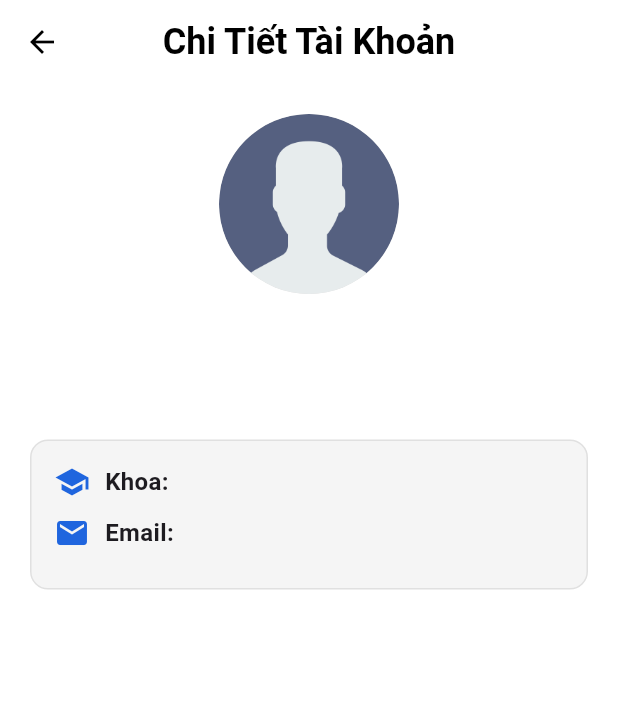
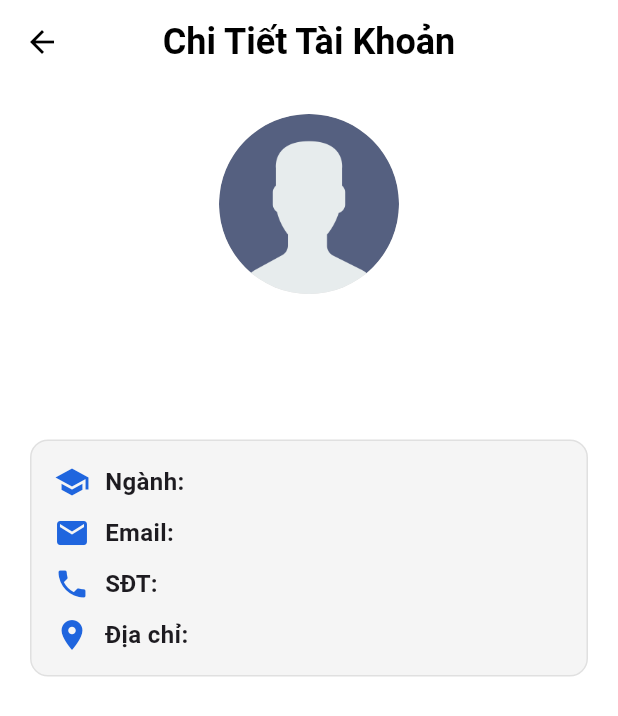
Before and after one commit to hieppro112/chuyenDe2_ver2.0, a Flutter app: the ChiTietTaiKhoan screen opened directly with empty values, on a phone screen of 412 x 824 dp. Shown: the top 716 px of the screen. Run offline on Flutter 3.47's test engine with Material 3 defaults, Android fonts, the phone set to English and light mode, and no system bars; our stand-ins replace cloud_firestore, file_picker, firebase_auth, firebase_core, firebase_storage, image_picker and 1 more; accounts and stored records are empty.

Commit message:
hiệu ứng đăng nhập, truy xuất tài khoản và khoa, chi tiết tài khoản từ firebase

```diff
--- a/Chuyen_DE_2/Admin/giao_tiep_sv_admin/lib/Truy_Xuat_TK_Screens/chi_tiet_tai_khoan.dart
+++ b/Chuyen_DE_2/Admin/giao_tiep_sv_admin/lib/Truy_Xuat_TK_Screens/chi_tiet_tai_khoan.dart
@@ -1,21 +1,88 @@
 import 'package:flutter/material.dart';
+import 'package:cloud_firestore/cloud_firestore.dart';
 
-class ChiTietTaiKhoan extends StatelessWidget {
-  final String ten;
-  final String mssv;
-  final String khoa;
-  final String email;
+class ChiTietTaiKhoan extends StatefulWidget {
+  final String mssv; // Document ID = mã sinh viên
 
   const ChiTietTaiKhoan({
     super.key,
-    required this.ten,
     required this.mssv,
-    required this.khoa,
-    required this.email,
   });
 
   @override
+  State<ChiTietTaiKhoan> createState() => _ChiTietTaiKhoanState();
+}
+
+class _ChiTietTaiKhoanState extends State<ChiTietTaiKhoan> {
+  Map<String, dynamic>? userData;
+  String? facultyName;
+  bool isLoading = true;
+
+  @override
+  void initState() {
+    super.initState();
+    _loadUserData();
+  }
+
+  Future<void> _loadUserData() async {
+    try {
+      // 1. LẤY USER THEO mssv (document ID)
+      final userDoc = await FirebaseFirestore.instance
+          .collection('Users')
+          .doc(widget.mssv)
+          .get();
+
+      if (!userDoc.exists) {
+        setState(() => isLoading = false);
+        return;
+      }
+
+      final data = userDoc.data()!;
+      final String facultyId = data['faculty_id'] ?? '';
+
+      // 2. LẤY TÊN KHOA TỪ Faculty
+      String name = '';
+      if (facultyId.isNotEmpty) {
+        final facultyQuery = await FirebaseFirestore.instance
+            .collection('Faculty')
+            .where('id', isEqualTo: facultyId)
+            .limit(1)
+            .get();
+
+        if (facultyQuery.docs.isNotEmpty) {
+          name = facultyQuery.docs.first['name'] ?? facultyId;
+        }
+      }
+
+      setState(() {
+        userData = data;
+        facultyName = name;
+        isLoading = false;
+      });
+    } catch (e) {
+      print("Lỗi: $e");
+      setState(() => isLoading = false);
+    }
+  }
+
+  @override
   Widget build(BuildContext context) {
+    if (isLoading) {
+      return const Scaffold(
+        body: Center(child: CircularProgressIndicator()),
+      );
+    }
+
+    if (userData == null) {
+      return const Scaffold(
+        body: Center(child: Text("Không tìm thấy người dùng")),
+      );
+    }
+
+    final String ten = userData!['fullname'] ?? 'Không tên';
+    final String email = userData!['email'] ?? '';
+    final String avtUrl = userData!['avt'] ?? '';
+
     return Scaffold(
       backgroundColor: Colors.white,
       appBar: AppBar(
@@ -23,17 +90,11 @@ class ChiTietTaiKhoan extends StatelessWidget {
         elevation: 0,
         leading: IconButton(
           icon: const Icon(Icons.arrow_back, color: Colors.black),
-          onPressed: () {
-            Navigator.pop(context);
-          },
+          onPressed: () => Navigator.pop(context),
         ),
         title: const Text(
           'Chi Tiết Tài Khoản',
-          style: TextStyle(
-            color: Colors.black,
-            fontWeight: FontWeight.bold,
-            fontSize: 24,
-          ),
+          style: TextStyle(color: Colors.black, fontWeight: FontWeight.bold, fontSize: 24),
         ),
         centerTitle: true,
       ),
@@ -42,29 +103,32 @@ class ChiTietTaiKhoan extends StatelessWidget {
         child: Column(
           crossAxisAlignment: CrossAxisAlignment.center,
           children: <Widget>[
-            // Ảnh đại diện
-            const CircleAvatar(
+            // ẢNH ĐẠI DIỆN
+            CircleAvatar(
               radius: 60,
-              backgroundImage: AssetImage('assets/images/user.png'),
-              backgroundColor: Color(0xFFE0E0E0),
+              backgroundColor: const Color(0xFFE0E0E0),
+              backgroundImage: avtUrl.isNotEmpty
+                  ? NetworkImage(avtUrl) as ImageProvider
+                  : const AssetImage('assets/images/user.png'),
             ),
             const SizedBox(height: 15),
-            //  Tên và MSSV
+
+            // TÊN + MSSV
             Text(
               ten,
-              style: const TextStyle(
-                fontSize: 24,
-                fontWeight: FontWeight.bold,
-                height: 1.2,
-              ),
+              style: const TextStyle(fontSize: 24, fontWeight: FontWeight.bold, height: 1.2),
+              maxLines: 2,
+              overflow: TextOverflow.ellipsis,
             ),
             Text(
-              mssv,
+              widget.mssv,
               style: const TextStyle(fontSize: 16, color: Colors.grey),
+              maxLines: 1,
+              overflow: TextOverflow.ellipsis,
             ),
             const SizedBox(height: 30),
 
-            // Thông tin chi tiết
+            // THÔNG TIN CHI TIẾT
             Container(
               width: double.infinity,
               padding: const EdgeInsets.all(15),
@@ -75,10 +139,13 @@ class ChiTietTaiKhoan extends StatelessWidget {
               ),
               child: Column(
                 children: [
-                  _buildInfoRow(Icons.school, "Khoa", khoa),
+                  _buildInfoRow(Icons.school, "Ngành", facultyName ?? 'Không xác định'),
                   const SizedBox(height: 10),
                   _buildInfoRow(Icons.email, "Email", email),
                   const SizedBox(height: 10),
+                  _buildInfoRow(Icons.phone, "SĐT", userData!['phone'] ?? 'Chưa có'),
+                  const SizedBox(height: 10),
+                  _buildInfoRow(Icons.location_on, "Địa chỉ", userData!['address'] ?? 'Chưa có'),
                 ],
               ),
             ),
@@ -88,11 +155,11 @@ class ChiTietTaiKhoan extends StatelessWidget {
     );
   }
 
-  // Hàm tạo dòng thông tin
+  // HÀM TẠO DÒNG THÔNG TIN
  static Widget _buildInfoRow(IconData icon, String title, String value) {
   return Row(
     children: [
-        Icon(icon, color: Color(0xFF1F65DE)),
+      Icon(icon, color: const Color(0xFF1F65DE)),
       const SizedBox(width: 10),
       Text(
         "$title: ",
@@ -102,8 +169,9 @@ class ChiTietTaiKhoan extends StatelessWidget {
         child: Text(
           value,
           style: const TextStyle(fontSize: 17),
-            softWrap: false,
-            overflow: TextOverflow.ellipsis,
+          softWrap: false,  // KHÔNG ĐƯỢNG HÀNG
+          overflow: TextOverflow.ellipsis,  // HIỆN "..." NẾU DÀI
+          maxLines: 1,  // CHỈ 1 DÒNG
         ),
       ),
     ],
--- a/Chuyen_DE_2/User/giao_tiep_sv_user/lib/Home_screen/Home/Home_screen/TrangChu.dart
+++ b/Chuyen_DE_2/User/giao_tiep_sv_user/lib/Home_screen/Home/Home_screen/TrangChu.dart
@@ -42,10 +42,12 @@ class _TrangChuState extends State<TrangChu> {
   Future<void> _fetchPosts() async {
     final fetchedPosts = await _postService.fetchPosts();
 
-    setState(() {
+    if(mounted){
+      setState(() {
       allPosts = fetchedPosts;
       _filterPosts();
     });
+    }
   }
 
   // LẤY DANH SÁCH TÊN NHÓM VÀ DATA NHÓM
```
Also changed, not shown: Chuyen_DE_2/Admin/giao_tiep_sv_admin/lib/Gui_Thong_bao/view/Notifycation_Sceen.dart (+22 -18 lines), Chuyen_DE_2/Admin/giao_tiep_sv_admin/lib/Truy_Xuat_TK_Screens/truy_xuat_tai_Khoan.dart (+154 -231 lines), Chuyen_DE_2/User/giao_tiep_sv_user/lib/Login_register/dang_ki.dart (+7 -7 lines), Chuyen_DE_2/User/giao_tiep_sv_user/lib/Login_register/dang_nhap.dart (+32 -8 lines). Lines whose indentation alone changed are shown as unchanged.
